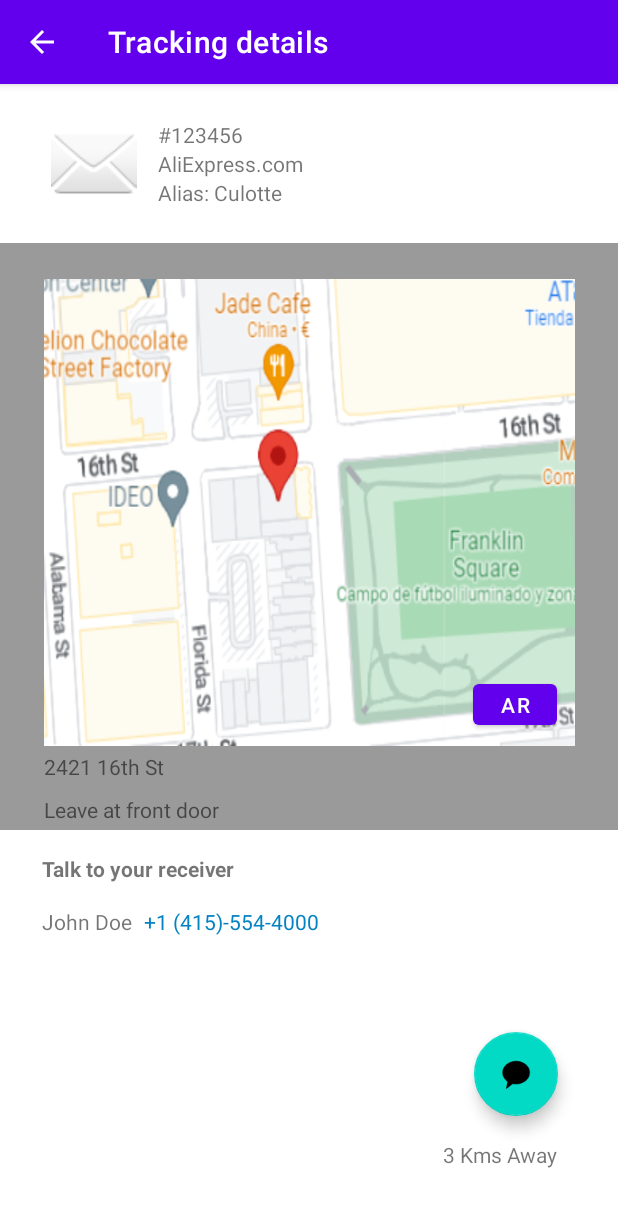
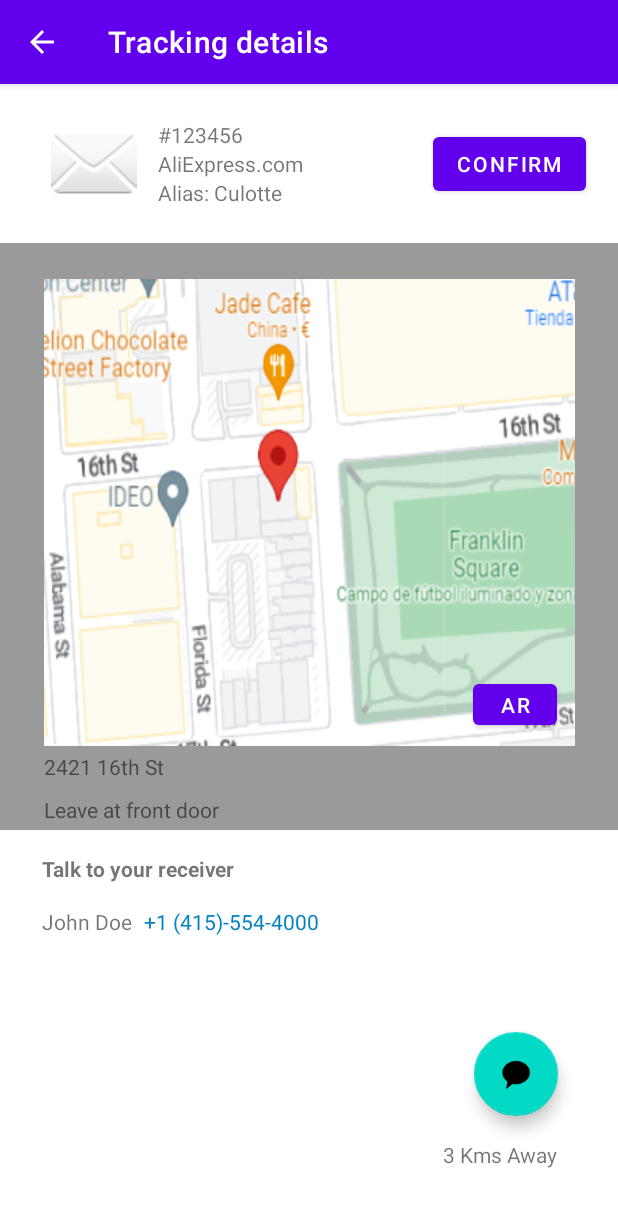
Before and after one commit to DiegoMartinezVillar/APM-DEAR, an Android app: the CourierTrackingDetails screen opened directly, with no data from a screen before it, after a tap on "LIVE ROUTE", on a phone screen of 412 x 824 dp. Shown: the top 1207 px of the screen. Run offline under Robolectric (Android 15) with nearby library versions, the phone set to English and light mode, and no system bars.

Commit message:
Added button to confirm delivery and uploaded apk folder(#11)

```diff
--- a/app/src/main/java/ensemble/dear/CourierTrackingDetails.kt
+++ b/app/src/main/java/ensemble/dear/CourierTrackingDetails.kt
@@ -16,6 +16,12 @@ class CourierTrackingDetails : AppCompatActivity() {
 
         val toolbar = findViewById<com.google.android.material.appbar.MaterialToolbar>(R.id.topAppBar)
         setSupportActionBar(toolbar)
+
+        val confirmButton = findViewById<Button>(R.id.buttonConfirm)
+        confirmButton.setOnClickListener{
+            val intent = Intent(applicationContext, DeliveryConfirmation::class.java)
+            startActivity(intent)
+        }
 
         val chatButton = findViewById<FloatingActionButton>(R.id.buttonChat)
         chatButton.setOnClickListener{
--- a/app/src/main/java/ensemble/dear/CourierTrackingDetailsMap.kt
+++ b/app/src/main/java/ensemble/dear/CourierTrackingDetailsMap.kt
@@ -16,6 +16,12 @@ class CourierTrackingDetailsMap : AppCompatActivity() {
 
         val toolbar = findViewById<com.google.android.material.appbar.MaterialToolbar>(R.id.topAppBar)
         setSupportActionBar(toolbar)
+
+        val confirmButton = findViewById<Button>(R.id.buttonConfirm)
+        confirmButton.setOnClickListener{
+            val intent = Intent(applicationContext, DeliveryConfirmation::class.java)
+            startActivity(intent)
+        }
 
         val chatButton = findViewById<FloatingActionButton>(R.id.buttonChat)
         chatButton.setOnClickListener{
--- a/app/src/main/res/layout/activity_courier_tracking_details_map.xml
+++ b/app/src/main/res/layout/activity_courier_tracking_details_map.xml
@@ -51,6 +51,17 @@
         android:text="Alias: Culotte"
         app:layout_constraintStart_toEndOf="@+id/imageView"
         app:layout_constraintTop_toBottomOf="@+id/textView2" />
+
+    <Button
+        android:id="@+id/buttonConfirm"
+        android:layout_width="wrap_content"
+        android:layout_height="wrap_content"
+        android:text="@string/confirm"
+        app:layout_constraintBottom_toTopOf="@+id/constraintLayout"
+        app:layout_constraintEnd_toEndOf="parent"
+        app:layout_constraintHorizontal_bias="0.8"
+        app:layout_constraintStart_toEndOf="@+id/textView2"
+        app:layout_constraintTop_toBottomOf="@+id/topAppBar" />
 
     <androidx.constraintlayout.widget.ConstraintLayout
         android:id="@+id/constraintLayout"
```
Also changed, not shown: app/src/main/res/layout/activity_courier_tracking_details.xml (+11 -1 lines), 4 other files.
